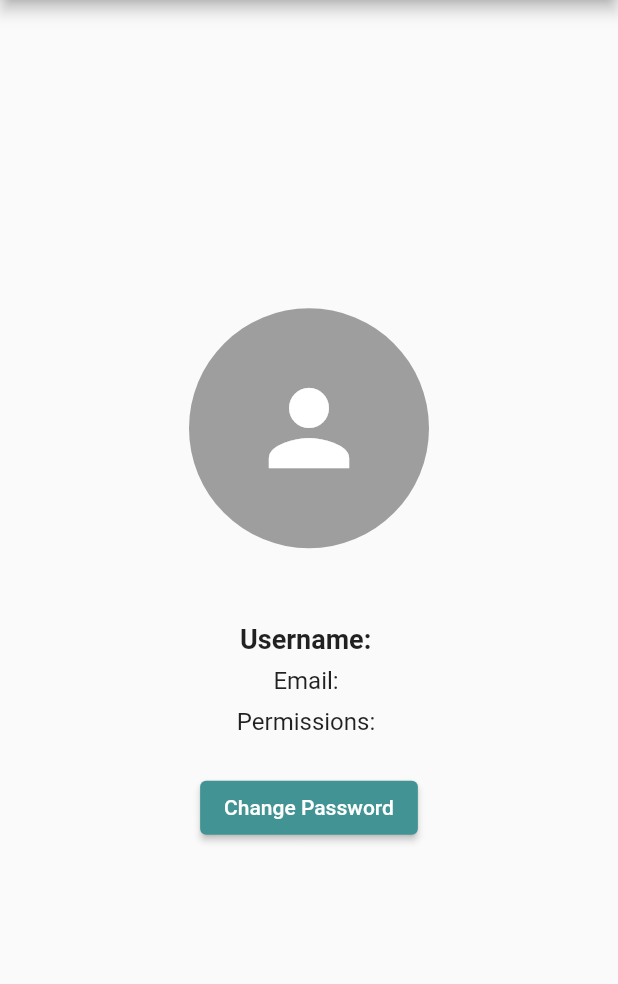
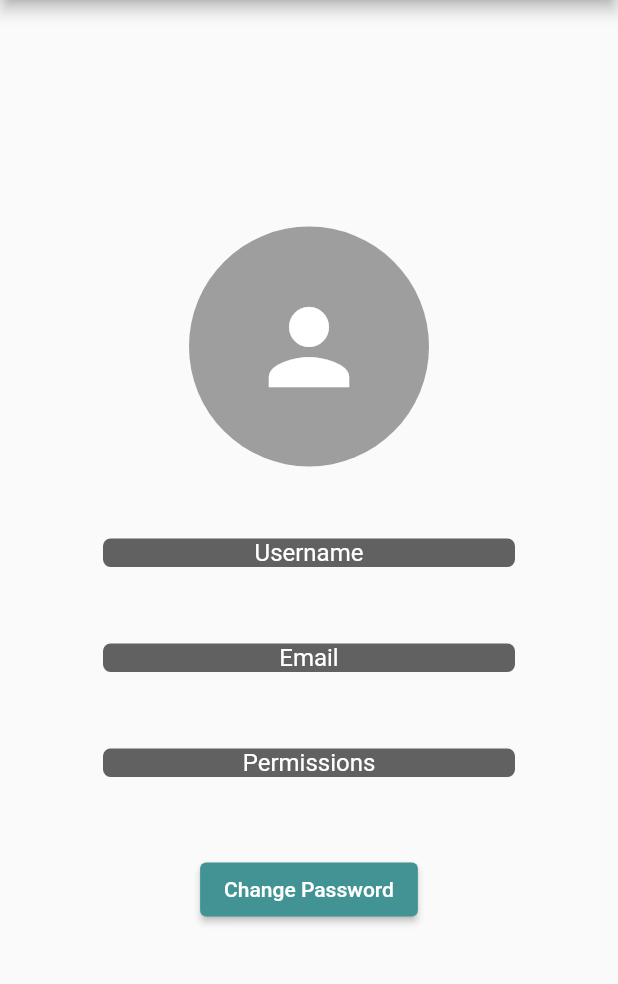
Before and after one commit to Diagora-EIP/mobile, a Flutter app: the ProfileView screen opened directly, on a phone screen of 412 x 824 dp, the part 84-1068 px from its top. Run offline on Flutter 3.47's test engine with Material 2 defaults, Android fonts, the phone set to English and light mode, and no system bars; our stand-ins replace accordion, firebase_analytics, firebase_core, firebase_crashlytics, fl_chart, flutter_datetime_picker_plus and 8 more; missing offline and left inert: firebase_performance, mapbox_maps_flutter; accounts and stored records are empty; network calls fail; statements that could not run were skipped.

Commit message:
feat(profile): profile widget to print the different type of data with the same style

```diff
--- a/lib/services/api_service.dart
+++ b/lib/services/api_service.dart
@@ -13,8 +13,9 @@ import 'package:diagora/models/permissions_model.dart';
 
 /// Classe qui contient toutes les routes de l'API. Utilisez [route] pour créer une Uri.
 class ApiRoutes {
-  static const String baseUrl = 'http://51.103.122.92:3000';
-  // static const String baseUrl = 'http://localhost:3000';
+  // static const String baseUrl = 'http://51.103.122.92:3000';
+  static const String baseUrl = 'http://localhost:3000';
+  // static const String baseUrl = 'https://878e-135-180-108-211.ngrok.io';
   // Authentification
   static const String loginRoute = '/user/login'; // POST
   static const String registerRoute = '/user/register'; // POST
--- a/lib/views/auth/login_view.dart
+++ b/lib/views/auth/login_view.dart
@@ -27,7 +27,8 @@ class _LoginViewState extends State<LoginView> {
       appBar: AppBar(
         title: const Text('Login'),
       ),
-      body: Padding(
+      body: SingleChildScrollView(
+        child: Padding(
           padding: const EdgeInsets.all(16.0),
           child: Form(
             key: _formKey,
@@ -104,6 +105,7 @@ class _LoginViewState extends State<LoginView> {
             ),
           ),
         ),
+      ),
     );
   }
 }
--- a/lib/views/home/home.dart
+++ b/lib/views/home/home.dart
@@ -79,13 +79,12 @@ class _HomeViewState extends State<HomeView> {
                   width: 200,
                   height: 200,
                 ),
-                const SizedBox(height: 20),
+                const SizedBox(height: 10),
                 Text(
                   "Hello $username !",
                   style: const TextStyle(
                     fontSize: 18,
                     fontWeight: FontWeight.bold,
-                    color: Colors.black,
                   ),
                 ),
                 const SizedBox(height: 10),
--- a/lib/views/profile/profile_view.dart
+++ b/lib/views/profile/profile_view.dart
@@ -36,18 +36,6 @@ class _ProfileViewState extends State<ProfileView> {
       });
     }
   }
-
-  // Future<void> _pickImage() async {
-  //   final imagePicker = ImagePicker();
-  //   final pickedImage =
-  //       await imagePicker.pickImage(source: ImageSource.gallery);
-
-  //   if (pickedImage != null) {
-  //     setState(() {
-  //       _image = File(pickedImage.path);
-  //     });
-  //   }
-  // }
 
   String capitalizeFirstLetter(String input) {
     if (input.isEmpty) {
@@ -106,34 +94,56 @@ class _ProfileViewState extends State<ProfileView> {
                     : null,
               ),
             ),
-            const SizedBox(height: 50),
-            Text(
-              'Username: $username',
-              style: const TextStyle(fontSize: 18, fontWeight: FontWeight.bold),
-            ),
-            const SizedBox(height: 8),
-            Text(
-              'Email: $email',
-              style: const TextStyle(fontSize: 16),
-            ),
-            const SizedBox(height: 8),
-            Text(
-              'Permissions: $permissions',
-              style: const TextStyle(fontSize: 16),
-            ),
+            const SizedBox(height: 24),
+            ProfileInfos(itemName: "Username", itemValue: username),
+            ProfileInfos(itemName: "Email", itemValue: email),
+            ProfileInfos(itemName: "Permissions", itemValue: permissions),
             const SizedBox(height: 24),
             ElevatedButton(
               onPressed: () {
-                Navigator.push(
-                    context,
-                    MaterialPageRoute(
-                        builder: (context) => const ChangePassword()));
+                Navigator.push(context, MaterialPageRoute(builder: (context) => const ChangePassword()));
               },
               child: const Text('Change Password'),
             ),
           ],
         ),
       ),
+    );
+  }
+}
+
+class ProfileInfos extends StatefulWidget {
+  final String itemName;
+  final String itemValue;
+
+  const ProfileInfos({super.key, required this.itemName, required this.itemValue});
+
+  @override
+  State<ProfileInfos> createState() => _ProfileInfosState();
+}
+
+class _ProfileInfosState extends State<ProfileInfos> {
+  @override
+  Widget build(BuildContext context) {
+    return Column(
+      children: [
+        const SizedBox(height: 24),
+        FractionallySizedBox(
+          widthFactor: 2 / 3,
+          child: Container(
+              alignment: Alignment.center,
+              decoration: BoxDecoration(
+                color: Colors.grey[700],
+                borderRadius: BorderRadius.circular(5.0),
+              ),
+              child: Text(widget.itemName, style: const TextStyle(fontSize: 16, color: Colors.white))),
+        ),
+        const SizedBox(height: 8),
+        Text(
+          widget.itemValue,
+          style: const TextStyle(fontSize: 16, fontWeight: FontWeight.bold),
+        ),
+      ],
     );
   }
 }
```
Also changed, not shown: lib/views/my_package/follow_my_package.dart (+88 -0 lines), lib/views/my_package/my_package.dart (+5 -4 lines), lib/views/stats/delivery_hours.dart (+15 -14 lines), lib/views/stats/stats.dart (+9 -10 lines), 3 other files. Lines whose indentation alone changed are shown as unchanged.
